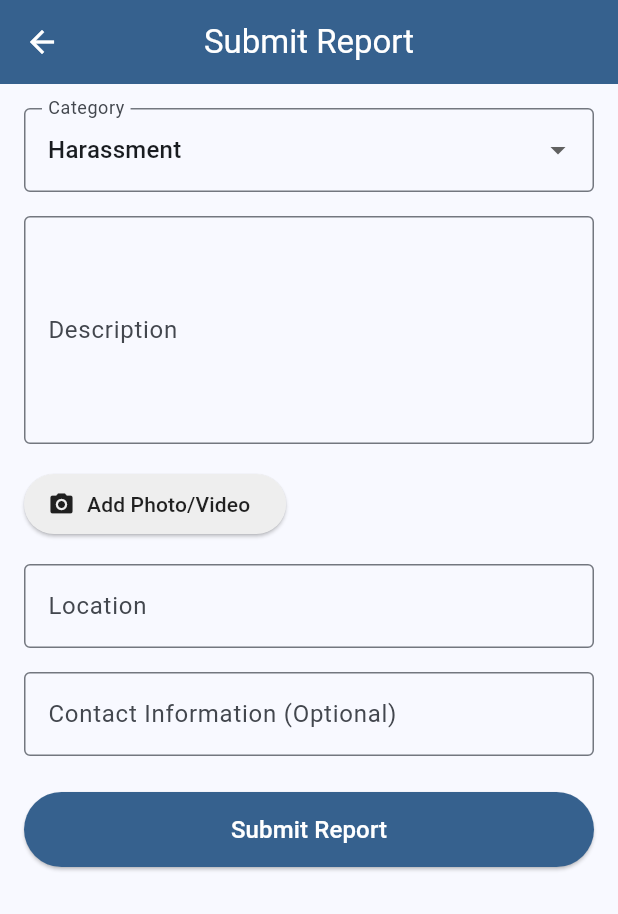
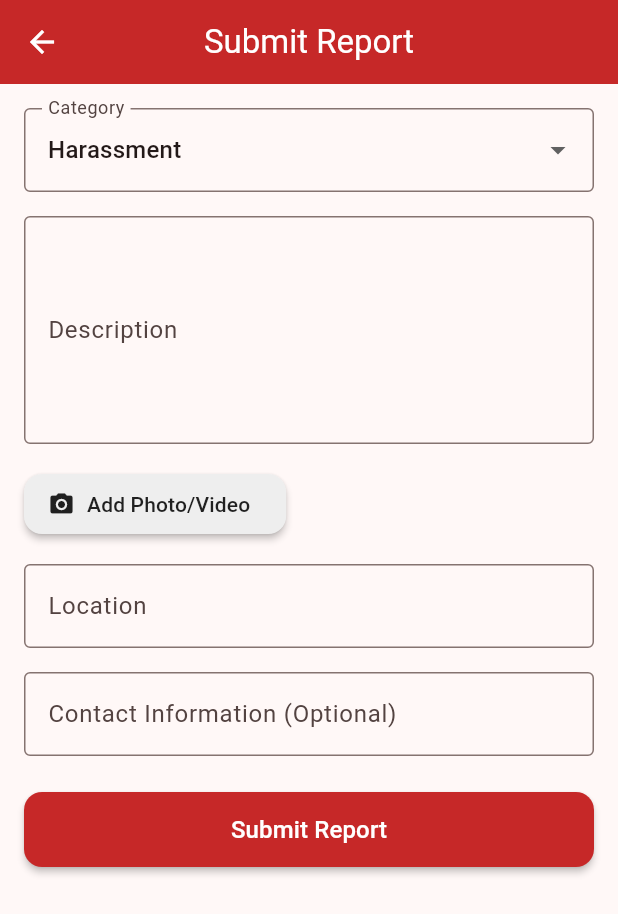
Before and after one commit to EmilRozee/SafeDesk, a Flutter app: the screen it shows after launch, after a tap on "Submit Report", on a phone screen of 412 x 824 dp. Shown: the top 914 px of the screen. Run offline on Flutter 3.47's test engine with Material 3 defaults, Android fonts, the light colour scheme and no system bars.

Commit message:
new changes

```diff
--- a/lib/main.dart
+++ b/lib/main.dart
@@ -1,4 +1,5 @@
 import 'package:flutter/material.dart';
+import 'screens/landing_page.dart';
 import 'screens/splash_screen.dart';
 import 'screens/home_screen.dart';
 import 'screens/submit_report_screen.dart';
@@ -20,17 +21,34 @@ class SafeDeskApp extends StatelessWidget {
       debugShowCheckedModeBanner: false,
       theme: ThemeData(
         colorScheme: ColorScheme.fromSeed(
-          seedColor: Colors.blue,
+          seedColor: Colors.red,
           brightness: Brightness.light,
+        ).copyWith(
+          primary: Colors.red.shade800,
+          secondary: Colors.pink.shade300,
         ),
         useMaterial3: true,
-        appBarTheme: const AppBarTheme(
+        appBarTheme: AppBarTheme(
           centerTitle: true,
+          backgroundColor: Colors.red.shade800,
+          foregroundColor: Colors.white,
+          elevation: 0,
+        ),
+        elevatedButtonTheme: ElevatedButtonThemeData(
+          style: ElevatedButton.styleFrom(
+            backgroundColor: Colors.red.shade800,
+            foregroundColor: Colors.white,
+            elevation: 2,
+            shape: RoundedRectangleBorder(
+              borderRadius: BorderRadius.circular(12),
+            ),
+          ),
         ),
       ),
       initialRoute: '/',
       routes: {
-        '/': (context) => const SplashScreen(),
+        '/': (context) => const LandingPage(),
+        '/splash': (context) => const SplashScreen(),
         '/home': (context) => const HomeScreen(),
         '/submit': (context) => const SubmitReportScreen(),
         '/confirmation': (context) => const ConfirmationScreen(),
--- /dev/null
+++ b/lib/screens/landing_page.dart
@@ -0,0 +1,170 @@
+import 'package:flutter/material.dart';
+import 'dart:async';
+
+class LandingPage extends StatefulWidget {
+  const LandingPage({super.key});
+
+  @override
+  State<LandingPage> createState() => _LandingPageState();
+}
+
+class _LandingPageState extends State<LandingPage> with TickerProviderStateMixin {
+  late AnimationController _fadeController;
+  late AnimationController _slideController;
+  late Animation<double> _fadeAnimation;
+  late Animation<Offset> _slideAnimation;
+
+  @override
+  void initState() {
+    super.initState();
+    _initializeAnimations();
+    _startAnimationSequence();
+  }
+
+  void _initializeAnimations() {
+    _fadeController = AnimationController(
+      duration: const Duration(milliseconds: 1500),
+      vsync: this,
+    );
+
+    _slideController = AnimationController(
+      duration: const Duration(milliseconds: 1000),
+      vsync: this,
+    );
+
+    _fadeAnimation = Tween<double>(
+      begin: 0.0,
+      end: 1.0,
+    ).animate(CurvedAnimation(
+      parent: _fadeController,
+      curve: Curves.easeIn,
+    ));
+
+    _slideAnimation = Tween<Offset>(
+      begin: const Offset(0, 0.5),
+      end: Offset.zero,
+    ).animate(CurvedAnimation(
+      parent: _slideController,
+      curve: Curves.easeOutCubic,
+    ));
+  }
+
+  void _startAnimationSequence() {
+    Future.delayed(const Duration(milliseconds: 500), () {
+      _fadeController.forward();
+      Future.delayed(const Duration(milliseconds: 700), () {
+        _slideController.forward();
+      });
+    });
+
+    // Navigate to splash screen after animations
+    Future.delayed(const Duration(seconds: 4), () {
+      if (mounted) {
+        Navigator.pushReplacementNamed(context, '/splash');
+      }
+    });
+  }
+
+  @override
+  void dispose() {
+    _fadeController.dispose();
+    _slideController.dispose();
+    super.dispose();
+  }
+
+  @override
+  Widget build(BuildContext context) {
+    return Scaffold(
+      body: Container(
+        decoration: BoxDecoration(
+          gradient: LinearGradient(
+            begin: Alignment.topLeft,
+            end: Alignment.bottomRight,
+            colors: [
+              Colors.red.shade900,
+              Colors.red.shade800,
+              Colors.pink.shade400,
+            ],
+          ),
+        ),
+        child: Center(
+          child: Column(
+            mainAxisAlignment: MainAxisAlignment.center,
+            children: [
+              FadeTransition(
+                opacity: _fadeAnimation,
+                child: SlideTransition(
+                  position: _slideAnimation,
+                  child: Column(
+                    children: [
+                      // Logo icon with glow effect
+                      Container(
+                        decoration: BoxDecoration(
+                          shape: BoxShape.circle,
+                          boxShadow: [
+                            BoxShadow(
+                              color: Colors.white.withOpacity(0.3),
+                              blurRadius: 30,
+                              spreadRadius: 10,
+                            ),
+                          ],
+                        ),
+                        child: const Icon(
+                          Icons.security,
+                          size: 100,
+                          color: Colors.white,
+                        ),
+                      ),
+                      const SizedBox(height: 40),
+                      // App name with stylized text
+                      Text(
+                        'SafeDesk',
+                        style: TextStyle(
+                          fontSize: 48,
+                          fontWeight: FontWeight.bold,
+                          color: Colors.white,
+                          letterSpacing: 2,
+                          shadows: [
+                            Shadow(
+                              color: Colors.black.withOpacity(0.3),
+                              offset: const Offset(2, 2),
+                              blurRadius: 4,
+                            ),
+                          ],
+                        ),
+                      ),
+                      const SizedBox(height: 16),
+                      // Tagline with different animation timing
+                      FadeTransition(
+                        opacity: _fadeAnimation,
+                        child: Text(
+                          'Secure. Anonymous. Reliable.',
+                          style: TextStyle(
+                            fontSize: 20,
+                            color: Colors.white.withOpacity(0.9),
+                            letterSpacing: 1.5,
+                          ),
+                        ),
+                      ),
+                    ],
+                  ),
+                ),
+              ),
+              const SizedBox(height: 100),
+              // Loading indicator
+              FadeTransition(
+                opacity: _fadeAnimation,
+                child: CircularProgressIndicator(
+                  valueColor: AlwaysStoppedAnimation<Color>(
+                    Colors.white.withOpacity(0.7),
+                  ),
+                  strokeWidth: 2,
+                ),
+              ),
+            ],
+          ),
+        ),
+      ),
+    );
+  }
+}
--- a/lib/screens/splash_screen.dart
+++ b/lib/screens/splash_screen.dart
@@ -7,51 +7,137 @@ class SplashScreen extends StatefulWidget {
   State<SplashScreen> createState() => _SplashScreenState();
 }
 
-class _SplashScreenState extends State<SplashScreen> {
+class _SplashScreenState extends State<SplashScreen>
+    with SingleTickerProviderStateMixin {
+  late AnimationController _controller;
+  late Animation<double> _scaleAnimation;
+  late Animation<double> _fadeAnimation;
+
   @override
   void initState() {
     super.initState();
+    _initializeAnimations();
     _navigateToHome();
   }
 
+  void _initializeAnimations() {
+    _controller = AnimationController(
+      duration: const Duration(milliseconds: 2000),
+      vsync: this,
+    );
+
+    _scaleAnimation = Tween<double>(
+      begin: 0.5,
+      end: 1.0,
+    ).animate(CurvedAnimation(
+      parent: _controller,
+      curve: Curves.easeOutBack,
+    ));
+
+    _fadeAnimation = Tween<double>(
+      begin: 0.0,
+      end: 1.0,
+    ).animate(CurvedAnimation(
+      parent: _controller,
+      curve: Curves.easeIn,
+    ));
+
+    _controller.forward();
+  }
+
   _navigateToHome() async {
-    await Future.delayed(const Duration(seconds: 2));
+    await Future.delayed(const Duration(seconds: 3));
     if (!mounted) return;
     Navigator.pushReplacementNamed(context, '/home');
   }
 
   @override
+  void dispose() {
+    _controller.dispose();
+    super.dispose();
+  }
+
+  @override
   Widget build(BuildContext context) {
     return Scaffold(
-      backgroundColor: Colors.blue[50],
-      body: Center(
+      body: Container(
+        decoration: BoxDecoration(
+          gradient: LinearGradient(
+            begin: Alignment.topRight,
+            end: Alignment.bottomLeft,
+            colors: [
+              Colors.red.shade800,
+              Colors.pink.shade300,
+              Colors.red.shade900,
+            ],
+          ),
+        ),
+        child: Center(
           child: Column(
             mainAxisAlignment: MainAxisAlignment.center,
             children: [
-            // TODO: Replace with actual logo
-            Icon(
+              // Animated logo
+              ScaleTransition(
+                scale: _scaleAnimation,
+                child: FadeTransition(
+                  opacity: _fadeAnimation,
+                  child: Container(
+                    decoration: BoxDecoration(
+                      shape: BoxShape.circle,
+                      boxShadow: [
+                        BoxShadow(
+                          color: Colors.white.withOpacity(0.3),
+                          blurRadius: 30,
+                          spreadRadius: 10,
+                        ),
+                      ],
+                    ),
+                    child: const Icon(
                       Icons.security,
-              size: 80,
-              color: Theme.of(context).primaryColor,
+                      size: 120,
+                      color: Colors.white,
+                    ),
+                  ),
+                ),
+              ),
+              const SizedBox(height: 40),
+              // Animated text
+              FadeTransition(
+                opacity: _fadeAnimation,
+                child: Column(
+                  children: [
+                    Text(
+                      'SafeDesk',
+                      style: TextStyle(
+                        fontSize: 40,
+                        fontWeight: FontWeight.bold,
+                        color: Colors.white,
+                        letterSpacing: 2,
+                        shadows: [
+                          Shadow(
+                            color: Colors.black.withOpacity(0.3),
+                            offset: const Offset(2, 2),
+                            blurRadius: 4,
+                          ),
+                        ],
+                      ),
                     ),
                     const SizedBox(height: 16),
                     Text(
-              'SafeDesk',
-              style: Theme.of(context).textTheme.headlineMedium?.copyWith(
-                    color: Theme.of(context).primaryColor,
-                    fontWeight: FontWeight.bold,
-                  ),
-            ),
-            const SizedBox(height: 8),
-            Text(
                       'Report Freely. Act Securely.',
-              style: Theme.of(context).textTheme.titleMedium?.copyWith(
-                    color: Colors.grey[700],
+                      style: TextStyle(
+                        fontSize: 18,
+                        color: Colors.white.withOpacity(0.9),
+                        letterSpacing: 1.2,
                       ),
                     ),
                   ],
                 ),
               ),
+            ],
+          ),
+        ),
+      ),
     );
   }
 }
```
Lines whose indentation alone changed are shown as unchanged.
